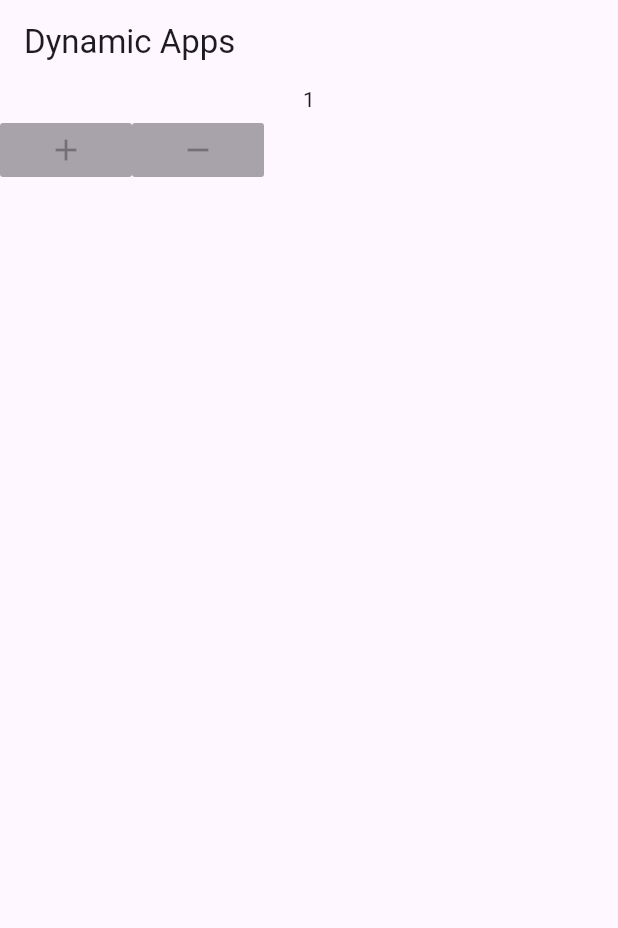
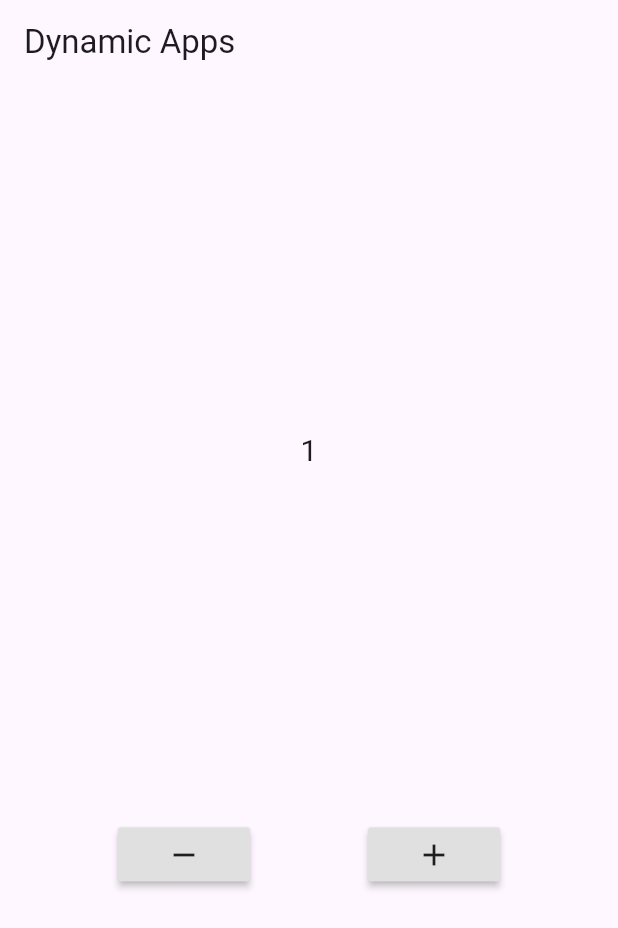
Before and after one commit to Melidasari/Pemograman_Flutter, a Flutter app: the screen it shows after launch, on a phone screen of 412 x 824 dp. Shown: the top 928 px of the screen. Run offline on Flutter 3.47's test engine with Material 3 defaults, Android fonts, the phone set to English and light mode, and no system bars; our stand-ins replace faker.

Commit message:
Upload FLUTTER 11 Penggunaan Stateful

```diff
--- a/penggunaan_stateful/lib/main.dart
+++ b/penggunaan_stateful/lib/main.dart
@@ -13,17 +13,27 @@ class MyApp extends StatelessWidget {
           title: Text("Dynamic Apps"),
         ),
         body: Column(
+          mainAxisAlignment: MainAxisAlignment.spaceEvenly,
           children: [
-            Text("1"),
+            Text(
+              "1",
+              style: TextStyle(
+              fontSize: 20,
+            ),
+            ),
             Row(
+              mainAxisAlignment: MainAxisAlignment.spaceEvenly,
               children: [
                 RaisedButton(
-                  onPressed: null,
-                  child: Icon(Icons.add),
+                  onPressed: () {},
+                  child: Icon(Icons.remove),
                 ),
                 RaisedButton(
-                  onPressed: null,
-                  child: Icon(Icons.remove),
+                  onPressed: () {
+                    counter++=
+                    print(counter);
+                  },
+                  child: Icon(Icons.add),
                 ),
               ],
             ),
```
